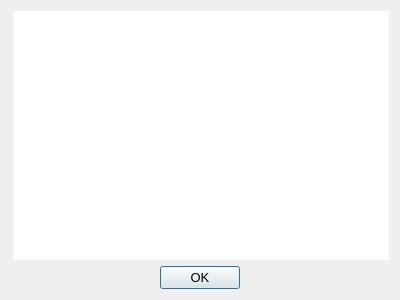
GithinGeorge2k1/CO_MIPS_SIMULATOR, file about_help.ui: the form before one commit.
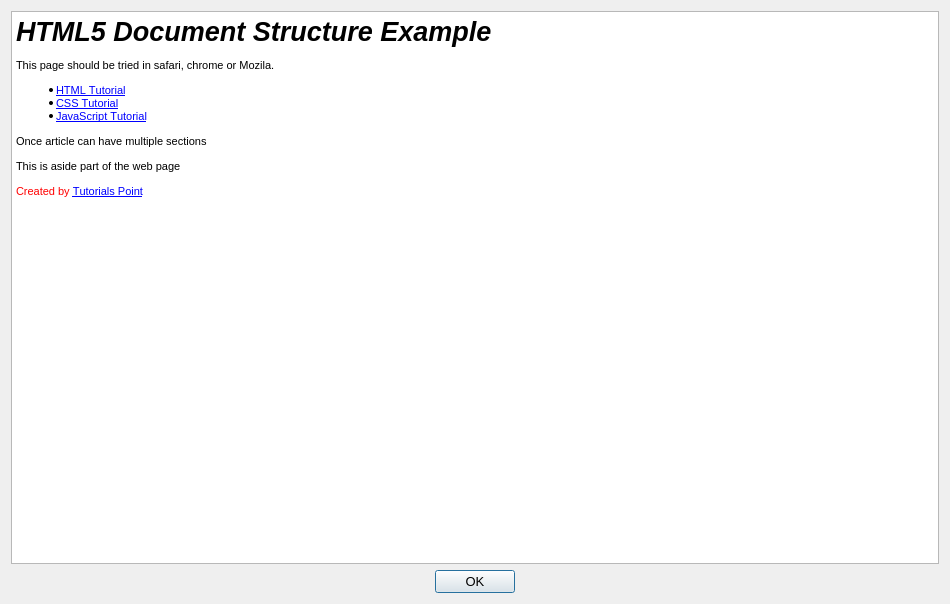
The form after the commit.

Commit message: figured a way for helpBox

```diff
--- a/about_help.ui
+++ b/about_help.ui
@@ -6,8 +6,8 @@
    <rect>
     <x>0</x>
     <y>0</y>
-    <width>400</width>
-    <height>300</height>
+    <width>950</width>
+    <height>604</height>
    </rect>
   </property>
   <property name="font">
@@ -34,23 +34,78 @@
   </property>
   <layout class="QHBoxLayout" name="horizontalLayout_2">
    <item>
+    <layout class="QVBoxLayout" name="verticalLayout_2">
+     <item>
+      <widget class="QTextEdit" name="textEdit">
+       <property name="autoFillBackground">
+        <bool>false</bool>
+       </property>
+       <property name="styleSheet">
+        <string notr="true">h1{
+    color:rgb(37, 11, 109);
+    background-color: rgba(243, 232, 196, 0.486);
+}
+p{
+    color:rgb(51, 1, 39);
+    font-size: medium;
+    text-align:left;
+    line-height: 30px;
+    letter-spacing: 2px;
+    margin: 10px;
+    border-top-left-radius: 30px;
+    border-spacing: 100px;
+    /* column-count: 3;
+    column-gap: 60px;
+    column-rule:3px solid #a89c9e;
+    column-rule-width: 3px; */
+    border:1px solid #a89c9e ;
+}
+ul{
+
+    /* border-width: 4px;
+    border-style: groove; */
+    /* border: 4px solid chocolate; */
+    border-bottom: 4px solid chocolate;
+}
+li{
+    font-size: 20px;
+    list-style-type: upper-latin;
+    /* text-shadow: 1px 1px rgb(94, 156, 156); */
+    text-shadow: 1px 1px #123456;
+}
+span{
+    display:inline-block;
+    margin: 20px;
+    padding: 20px;
+}
+div{
+    /* display: inline; */
+    border:2px solid crimson;
+    margin: 20px;
+    padding: 20px;
+}</string>
+       </property>
+       <property name="html">
+        <string>&lt;!DOCTYPE HTML PUBLIC &quot;-//W3C//DTD HTML 4.0//EN&quot; &quot;http://www.w3.org/TR/REC-html40/strict.dtd&quot;&gt;
+&lt;html&gt;&lt;head&gt;&lt;meta name=&quot;qrichtext&quot; content=&quot;1&quot; /&gt;&lt;title&gt;...&lt;/title&gt;&lt;style type=&quot;text/css&quot;&gt;
+p, li { white-space: pre-wrap; }
+&lt;/style&gt;&lt;/head&gt;&lt;body style=&quot; font-family:'MS Shell Dlg 2'; font-size:7.8pt; font-weight:400; font-style:normal;&quot;&gt;
+&lt;h1 style=&quot; margin-top:18px; margin-bottom:12px; margin-left:0px; margin-right:0px; -qt-block-indent:0; text-indent:0px;&quot;&gt;&lt;span style=&quot; font-size:8pt; font-weight:600; font-style:italic;&quot;&gt;HTML5 Document Structure Example&lt;/span&gt;&lt;span style=&quot; font-size:8pt; font-weight:600;&quot;&gt; &lt;/span&gt;&lt;/h1&gt;
+&lt;p style=&quot; margin-top:12px; margin-bottom:12px; margin-left:0px; margin-right:0px; -qt-block-indent:0; text-indent:0px;&quot;&gt;&lt;span style=&quot; font-size:8pt;&quot;&gt;This page should be tried in safari, chrome or Mozila. &lt;/span&gt;&lt;/p&gt;
+&lt;ul style=&quot;margin-top: 0px; margin-bottom: 0px; margin-left: 0px; margin-right: 0px; -qt-list-indent: 1;&quot;&gt;&lt;li style=&quot; font-size:8pt;&quot; style=&quot; margin-top:12px; margin-bottom:0px; margin-left:0px; margin-right:0px; -qt-block-indent:0; text-indent:0px;&quot;&gt;&lt;a href=&quot;https://www.tutorialspoint.com/html&quot;&gt;&lt;span style=&quot; text-decoration: underline; color:#0000ff;&quot;&gt;HTML Tutorial&lt;/span&gt;&lt;/a&gt; &lt;/li&gt;
+&lt;li style=&quot; font-size:8pt;&quot; style=&quot; margin-top:0px; margin-bottom:0px; margin-left:0px; margin-right:0px; -qt-block-indent:0; text-indent:0px;&quot;&gt;&lt;a href=&quot;https://www.tutorialspoint.com/css&quot;&gt;&lt;span style=&quot; text-decoration: underline; color:#0000ff;&quot;&gt;CSS Tutorial&lt;/span&gt;&lt;/a&gt; &lt;/li&gt;
+&lt;li style=&quot; font-size:8pt;&quot; style=&quot; margin-top:0px; margin-bottom:12px; margin-left:0px; margin-right:0px; -qt-block-indent:0; text-indent:0px;&quot;&gt;&lt;a href=&quot;https://www.tutorialspoint.com/javascript&quot;&gt;&lt;span style=&quot; text-decoration: underline; color:#0000ff;&quot;&gt;JavaScript Tutorial&lt;/span&gt;&lt;/a&gt; &lt;/li&gt;&lt;/ul&gt;
+&lt;p style=&quot; margin-top:12px; margin-bottom:12px; margin-left:0px; margin-right:0px; -qt-block-indent:0; text-indent:0px;&quot;&gt;&lt;span style=&quot; font-size:8pt;&quot;&gt;Once article can have multiple sections &lt;/span&gt;&lt;/p&gt;
+&lt;p style=&quot; margin-top:12px; margin-bottom:12px; margin-left:0px; margin-right:0px; -qt-block-indent:0; text-indent:0px;&quot;&gt;&lt;span style=&quot; font-size:8pt;&quot;&gt;This is aside part of the web page &lt;/span&gt;&lt;/p&gt;
+&lt;p style=&quot; margin-top:12px; margin-bottom:12px; margin-left:0px; margin-right:0px; -qt-block-indent:0; text-indent:0px;&quot;&gt;&lt;span style=&quot; font-size:8pt; color:#ff0000;&quot;&gt;Created by &lt;/span&gt;&lt;a href=&quot;https://tutorialspoint.com/&quot;&gt;&lt;span style=&quot; font-size:8pt; text-decoration: underline; color:#0000ff;&quot;&gt;Tutorials Point&lt;/span&gt;&lt;/a&gt;&lt;span style=&quot; font-size:8pt;&quot;&gt; &lt;/span&gt;&lt;/p&gt;&lt;/body&gt;&lt;/html&gt;</string>
+       </property>
+       <property name="overwriteMode">
+        <bool>true</bool>
+       </property>
+      </widget>
+     </item>
+     <item>
     <layout class="QVBoxLayout" name="verticalLayout">
-     <item>
-      <widget class="QTextBrowser" name="textBrowser">
-       <property name="sizePolicy">
-        <sizepolicy hsizetype="Preferred" vsizetype="Preferred">
-         <horstretch>0</horstretch>
-         <verstretch>0</verstretch>
-        </sizepolicy>
-       </property>
-       <property name="maximumSize">
-        <size>
-         <width>16777215</width>
-         <height>16777215</height>
-        </size>
-       </property>
-      </widget>
-     </item>
      <item>
       <layout class="QHBoxLayout" name="horizontalLayout">
        <item>
@@ -85,6 +140,8 @@
           </size>
          </property>
         </spacer>
+         </item>
+        </layout>
        </item>
       </layout>
      </item>
```
Lines whose indentation alone changed are shown as unchanged. The commit also changes 6 other files.
